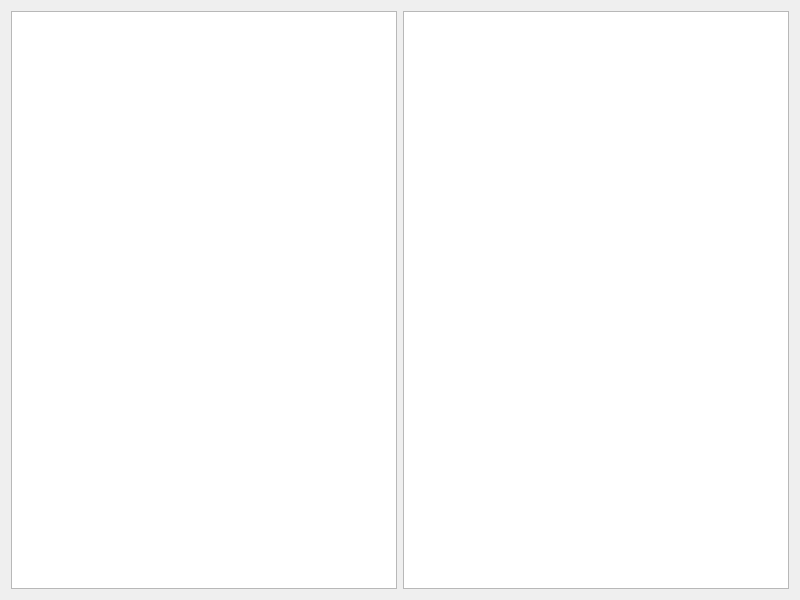
Above: dialog.ui from aniketkharel/qt-implementations before the change. Below: the same form after it.
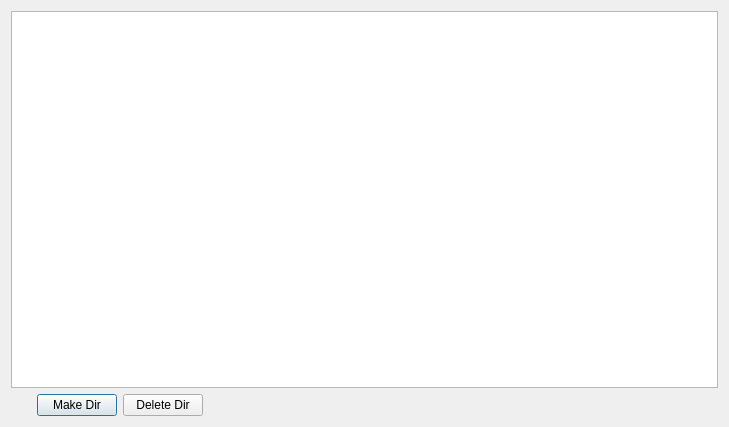
That is the form after the change.

The edit to the form file:
```diff
--- a/dialog.ui
+++ b/dialog.ui
@@ -6,28 +6,61 @@
    <rect>
     <x>0</x>
     <y>0</y>
-    <width>800</width>
-    <height>600</height>
+    <width>729</width>
+    <height>427</height>
    </rect>
   </property>
   <property name="windowTitle">
    <string>Dialog</string>
   </property>
   <layout class="QVBoxLayout" name="verticalLayout">
+   <item>
+    <widget class="QTreeView" name="treeView"/>
+   </item>
    <item>
     <layout class="QHBoxLayout" name="horizontalLayout">
      <item>
-      <widget class="QTreeView" name="treeView">
-       <property name="maximumSize">
+      <spacer name="horizontalSpacer">
+       <property name="orientation">
+        <enum>Qt::Horizontal</enum>
+       </property>
+       <property name="sizeType">
+        <enum>QSizePolicy::Fixed</enum>
+       </property>
+       <property name="sizeHint" stdset="0">
         <size>
-         <width>16777215</width>
-         <height>16777215</height>
+         <width>26</width>
+         <height>20</height>
         </size>
        </property>
+      </spacer>
+     </item>
+     <item>
+      <widget class="QPushButton" name="pushButton">
+       <property name="text">
+        <string>Make Dir</string>
+       </property>
       </widget>
      </item>
      <item>
-      <widget class="QListView" name="listView"/>
+      <widget class="QPushButton" name="pushButton_2">
+       <property name="text">
+        <string>Delete Dir</string>
+       </property>
+      </widget>
+     </item>
+     <item>
+      <spacer name="horizontalSpacer_2">
+       <property name="orientation">
+        <enum>Qt::Horizontal</enum>
+       </property>
+       <property name="sizeHint" stdset="0">
+        <size>
+         <width>40</width>
+         <height>20</height>
+        </size>
+       </property>
+      </spacer>
      </item>
     </layout>
    </item>
```
